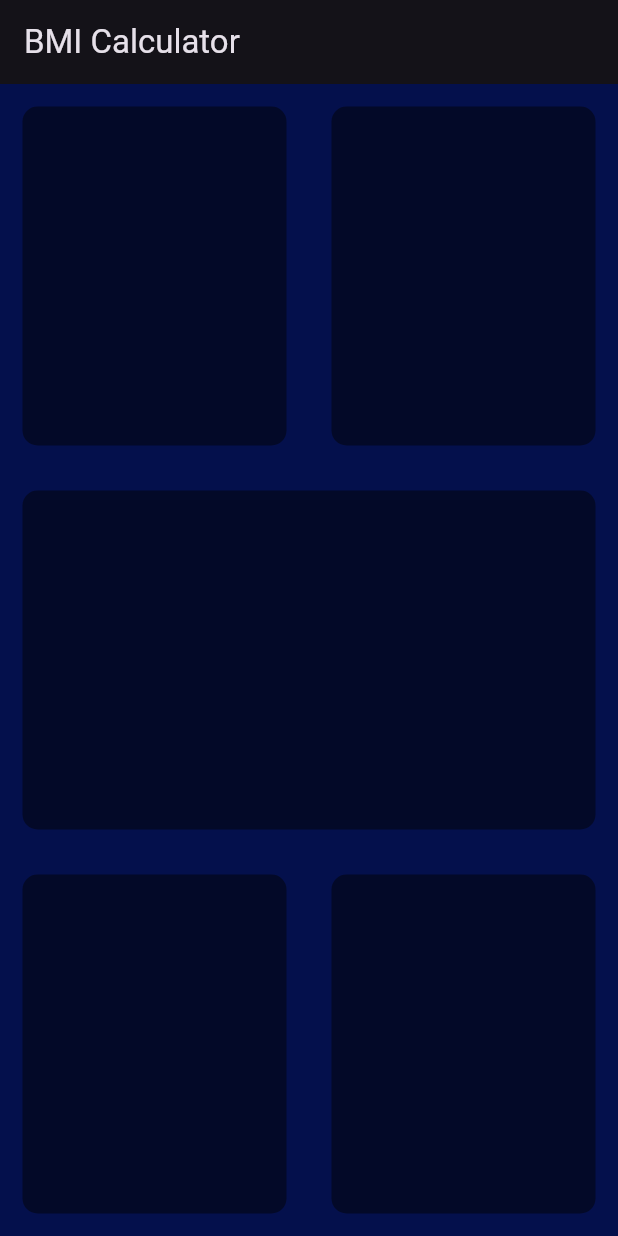
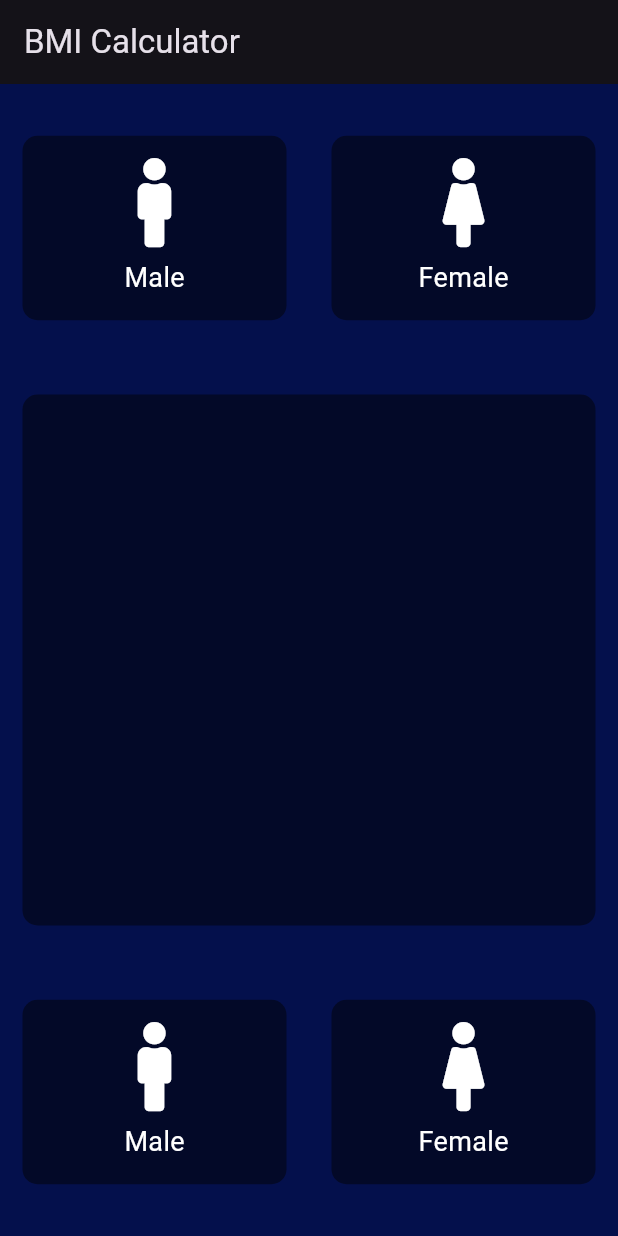
Before and after one commit to Ad33lHub/SP23-BSE-013-Muhammad-Adeel, a Flutter app: the screen it shows after launch, on a phone screen of 412 x 824 dp. Run offline on Flutter 3.47's test engine with Material 3 defaults, Android fonts, the light colour scheme and no system bars; our stand-ins replace csv, flutter_colorpicker, flutter_local_notifications, font_awesome_flutter, google_fonts, image_picker and 6 more; accounts and stored records are empty.

Commit message:
Flutter in Urdu | Create icon and Text widgets separately Part 2 | Lecture 39

```diff
--- a/bmi/lib/input_page.dart
+++ b/bmi/lib/input_page.dart
@@ -1,4 +1,5 @@
 import 'package:flutter/material.dart';
+import 'package:font_awesome_flutter/font_awesome_flutter.dart';
 
 class InputPage extends StatefulWidget {
   @override
@@ -16,25 +17,52 @@ class _InputPageState extends State<InputPage> {
             child: Row(
               children: <Widget>[
                 Expanded(
-                  child: RepeatContainerCode(color:Color.fromARGB(255, 3, 9, 40)),
+                  child: RepeatContainerCode(
+                      colour:Color.fromARGB(255, 3, 9, 40),
+                      cardWidget: CardWidget(
+                        iconData: FontAwesomeIcons.male,
+                        label: 'Male',
+                      ),
+                  ),
                 ),
                 Expanded(
-                  child: RepeatContainerCode(color:Color.fromARGB(255, 3, 9, 40)),
+                  child: RepeatContainerCode(
+                    colour:Color.fromARGB(255, 3, 9, 40),
+                    cardWidget: CardWidget(
+                      iconData: FontAwesomeIcons.female,
+                      label: 'Female',
+                    ),),
                 ),
               ],
             ),
           ),
           Expanded(
-            child: RepeatContainerCode(color:Color.fromARGB(255, 3, 9, 40)),
+            flex: 2,
+            child: RepeatContainerCode(
+                colour:Color.fromARGB(255, 3, 9, 40),
+
+            ),
           ),
           Expanded(
             child: Row(
               children: <Widget>[
                 Expanded(
-                  child: RepeatContainerCode(color:Color.fromARGB(255, 3, 9, 40)),
+                  child: RepeatContainerCode(
+                      colour:Color.fromARGB(255, 3, 9, 40),
+                      cardWidget: CardWidget(
+                        iconData: FontAwesomeIcons.male,
+                        label: 'Male',
+                      ),
+                  ),
                 ),
                 Expanded(
-                  child: RepeatContainerCode(color:Color.fromARGB(255, 3, 9, 40)),
+                  child: RepeatContainerCode(
+                    colour:Color.fromARGB(255, 3, 9, 40),
+                    cardWidget: CardWidget(
+                      iconData: FontAwesomeIcons.female,
+                      label: 'Female',
+                    ),
+                  ),
                 ),
               ],
             ),
@@ -46,18 +74,76 @@ class _InputPageState extends State<InputPage> {
 }
 
 class RepeatContainerCode extends StatelessWidget {
-  const RepeatContainerCode({required this.color});
+  final Color colour;
+  final Widget? child;
+  final Widget cardWidget;
+  final EdgeInsetsGeometry padding;
+  final EdgeInsetsGeometry margin;
 
-  final Color color;
+  const RepeatContainerCode({
+    super.key,
+    required this.colour,
+    Widget? cardWidget,
+    this.padding = const EdgeInsets.all(15.0),
+    this.margin = const EdgeInsets.all(15.0), this.child,
+  }) : cardWidget = cardWidget ?? const SizedBox.shrink();
 
   @override
   Widget build(BuildContext context) {
     return Container(
-      margin: EdgeInsets.all(15.0),
+      width: double.infinity,
+      margin: margin,
       decoration: BoxDecoration(
-        color: Color.fromARGB(255, 3, 9, 40),
+        color: colour,
         borderRadius: BorderRadius.circular(10.0),
+      ),
+      child: Padding(
+        padding: padding,
+        child: cardWidget,
       ),
     );
   }
 }
+
+class CardWidget extends StatelessWidget {
+  final IconData iconData;
+  final String label;
+
+  const CardWidget({super.key, required this.iconData, required this.label});
+
+  @override
+  Widget build(BuildContext context) {
+    return LayoutBuilder(
+      builder: (context, constraints) {
+        final maxH = constraints.maxHeight.isFinite && constraints.maxHeight > 0
+            ? constraints.maxHeight
+            : 200.0;
+        final iconSize = (maxH * 0.45).clamp(24.0, 80.0);
+        final spacing = (maxH * 0.06).clamp(6.0, 20.0);
+
+        return Column(
+          mainAxisSize: MainAxisSize.min,
+          mainAxisAlignment: MainAxisAlignment.center,
+          children: <Widget>[
+            FaIcon(
+              iconData,
+              size: iconSize,
+              color: Colors.white,
+            ),
+            SizedBox(height: spacing),
+            FittedBox(
+              fit: BoxFit.scaleDown,
+              child: Text(
+                label,
+                style: const TextStyle(
+                  fontSize: 18.0,
+                  color: Colors.white,
+                ),
+              ),
+            ),
+          ],
+        );
+      },
+    );
+  }
+}
```
Also changed, not shown: bmi/pubspec.yaml (+3 -73 lines).
